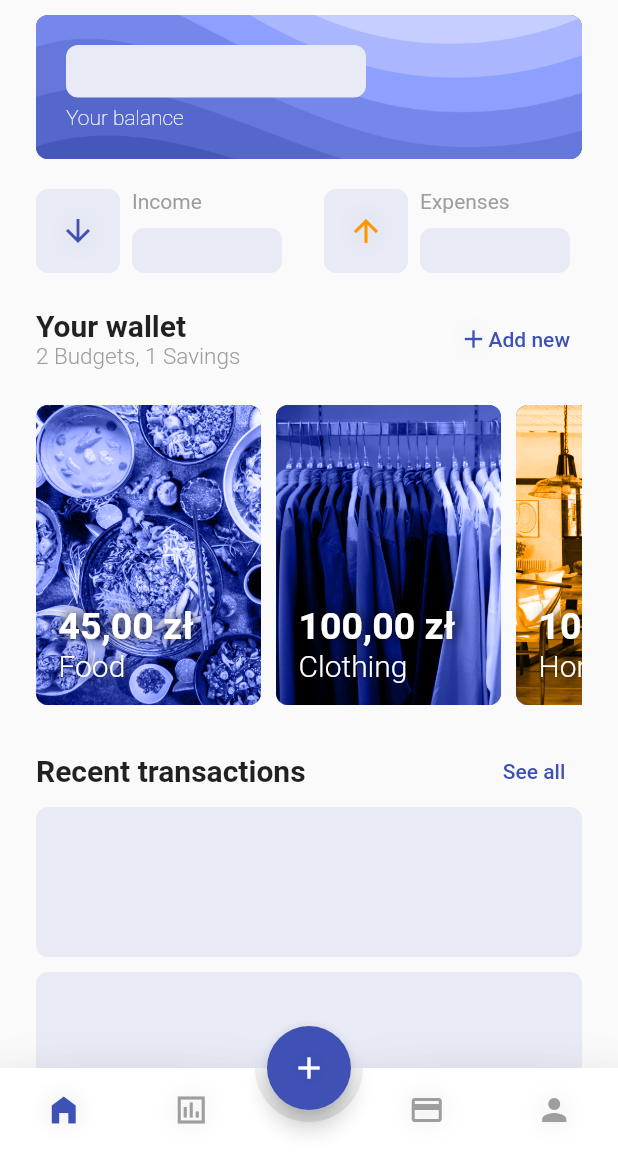
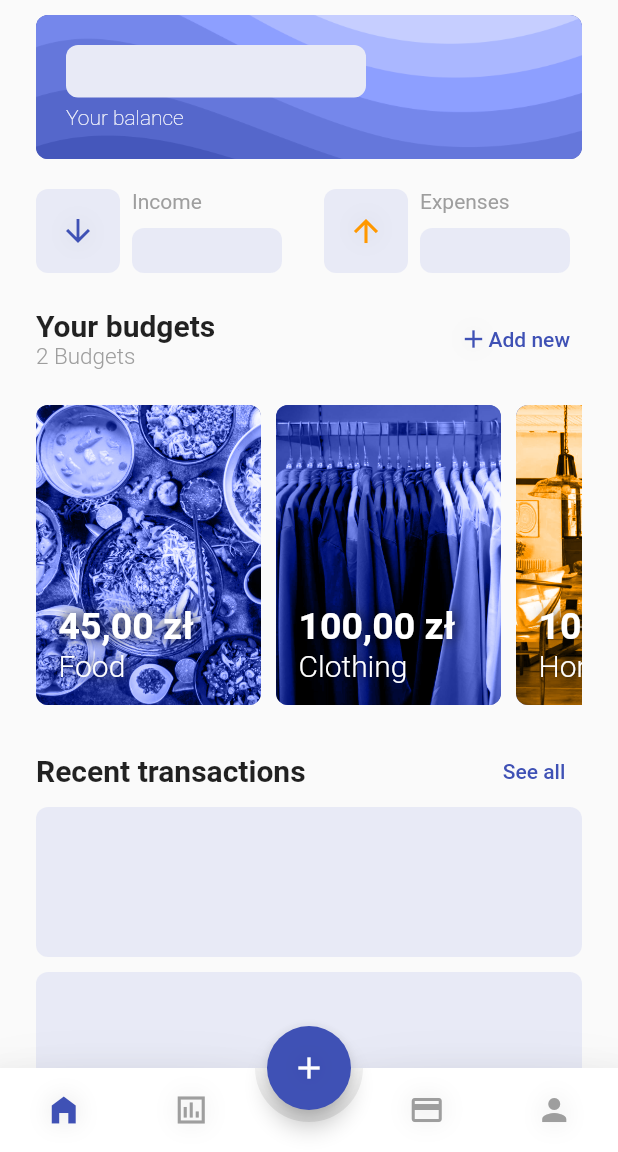
Before and after one commit to kczereczon/budgetapp_flutter, a Flutter app: the first screen one second after launch, on a phone screen of 412 x 824 dp, the part 84-1236 px from its top. Run offline on Flutter 3.47's test engine with Material 2 defaults, Android fonts, the phone set to English and light mode, and no system bars; drawn by our look-alikes of animated_bottom_navigation_bar, badges, shimmer; our stand-ins replace bloc, equatable, flutter_bloc, rxdart.

Commit message:
added budgets

```diff
--- /dev/null
+++ b/lib/core/budgets/budgets_bloc.dart
@@ -0,0 +1,15 @@
+import 'dart:async';
+
+import 'package:bloc/bloc.dart';
+import 'package:meta/meta.dart';
+
+part 'budgets_event.dart';
+part 'budgets_state.dart';
+
+class BudgetsBloc extends Bloc<BudgetsEvent, BudgetsState> {
+  BudgetsBloc() : super(BudgetsInitial()) {
+    on<BudgetsEvent>((event, emit) {
+      // TODO: implement event handler
+    });
+  }
+}
--- /dev/null
+++ b/lib/core/budgets/budgets_event.dart
@@ -0,0 +1,4 @@
+part of 'budgets_bloc.dart';
+
+@immutable
+abstract class BudgetsEvent {}
--- /dev/null
+++ b/lib/core/budgets/budgets_state.dart
@@ -0,0 +1,6 @@
+part of 'budgets_bloc.dart';
+
+@immutable
+abstract class BudgetsState {}
+
+class BudgetsInitial extends BudgetsState {}
--- a/lib/core/transactions_bloc.dart
+++ b/lib/core/transactions/transactions_bloc.dart
@@ -37,7 +37,7 @@ class TransactionsBloc extends Bloc<TransactionsEvent, TransactionsState> {
         Transaction(
             id: 1,
             label: 'Pension',
-            amount: 830000,
+            amount: 1630000,
             isExpense: false,
             createdAt: DateTime.now(),
             subcategory: const Subcategory(
--- a/lib/screens/home/home_page.dart
+++ b/lib/screens/home/home_page.dart
@@ -1,6 +1,6 @@
 import 'package:flutter/material.dart';
 import 'package:flutter_bloc/flutter_bloc.dart';
-import 'package:letbudget/core/transactions_bloc.dart';
+import 'package:letbudget/core/transactions/transactions_bloc.dart';
 import 'package:letbudget/screens/home/home.dart';
 import 'package:letbudget/screens/home/sections/budget-section/budget-section.dart';
 import 'package:letbudget/screens/home/sections/income-expenses-section/income_expenses_section_bloc.dart';
--- a/lib/screens/home/home_view.dart
+++ b/lib/screens/home/home_view.dart
@@ -1,7 +1,7 @@
 import 'package:flutter/material.dart';
 import 'package:flutter_bloc/flutter_bloc.dart';
 import 'package:letbudget/common/common.dart';
-import 'package:letbudget/core/transactions_bloc.dart';
+import 'package:letbudget/core/transactions/transactions_bloc.dart';
 import 'package:letbudget/screens/home/sections/sections.dart';
 import 'package:letbudget/utils/converter.dart';
 
--- a/lib/screens/home/sections/budget-section/budget_section_bloc.dart
+++ b/lib/screens/home/sections/budget-section/budget_section_bloc.dart
@@ -2,7 +2,7 @@ import 'dart:async';
 
 import 'package:bloc/bloc.dart';
 import 'package:equatable/equatable.dart';
-import 'package:letbudget/core/transactions_bloc.dart';
+import 'package:letbudget/core/transactions/transactions_bloc.dart';
 import 'package:letbudget/models/models.dart';
 import 'package:letbudget/screens/home/sections/budget-section/budget-section.dart';
 import 'package:letbudget/utils/converter.dart';
--- a/lib/screens/home/sections/income-expenses-section/income_expenses_section_bloc.dart
+++ b/lib/screens/home/sections/income-expenses-section/income_expenses_section_bloc.dart
@@ -1,7 +1,7 @@
 import 'dart:async';
 
 import 'package:bloc/bloc.dart';
-import 'package:letbudget/core/transactions_bloc.dart';
+import 'package:letbudget/core/transactions/transactions_bloc.dart';
 import 'package:letbudget/models/models.dart';
 import 'package:meta/meta.dart';
 
--- a/lib/screens/home/sections/recent-transactions-section/recent_transactions_section_bloc.dart
+++ b/lib/screens/home/sections/recent-transactions-section/recent_transactions_section_bloc.dart
@@ -1,7 +1,7 @@
 import 'dart:async';
 
 import 'package:bloc/bloc.dart';
-import 'package:letbudget/core/transactions_bloc.dart';
+import 'package:letbudget/core/transactions/transactions_bloc.dart';
 import 'package:letbudget/models/models.dart';
 import 'package:letbudget/screens/home/sections/recent-transactions-section/recent-transactions-section.dart';
 import 'package:meta/meta.dart';
--- a/lib/screens/home/sections/wallets-section/wallets-section-view.dart
+++ b/lib/screens/home/sections/wallets-section/wallets-section-view.dart
@@ -20,11 +20,11 @@ class WalletsSection extends StatelessWidget {
               crossAxisAlignment: CrossAxisAlignment.start,
               children: const [
                 Text(
-                  "Your wallet",
+                  "Your budgets",
                   style: TextStyle(fontSize: 20, fontWeight: FontWeight.bold),
                 ),
                 Text(
-                  "2 Budgets, 1 Savings",
+                  "2 Budgets",
                   style: TextStyle(
                       color: Colors.grey,
                       fontSize: 15,
```
Also changed, not shown: lib/core/transactions/transactions_event.dart (renamed from lib/core/transactions_event.dart), lib/core/transactions/transactions_state.dart (renamed from lib/core/transactions_state.dart).
